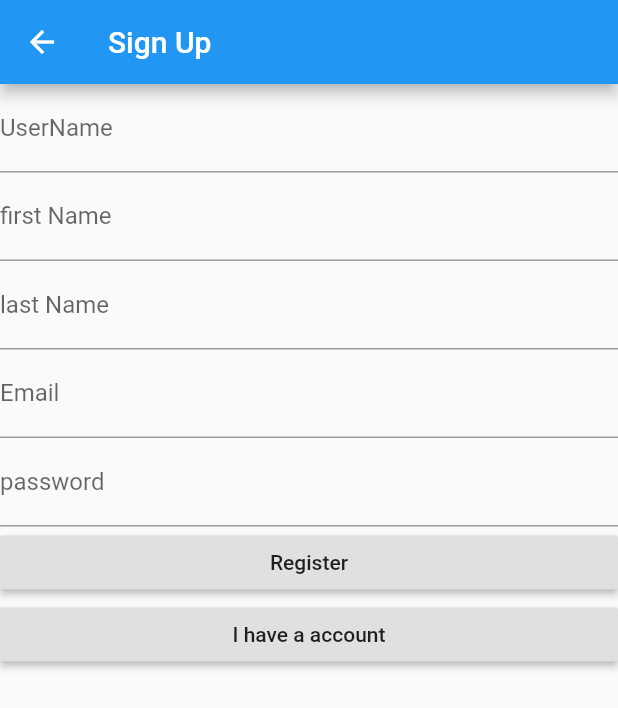
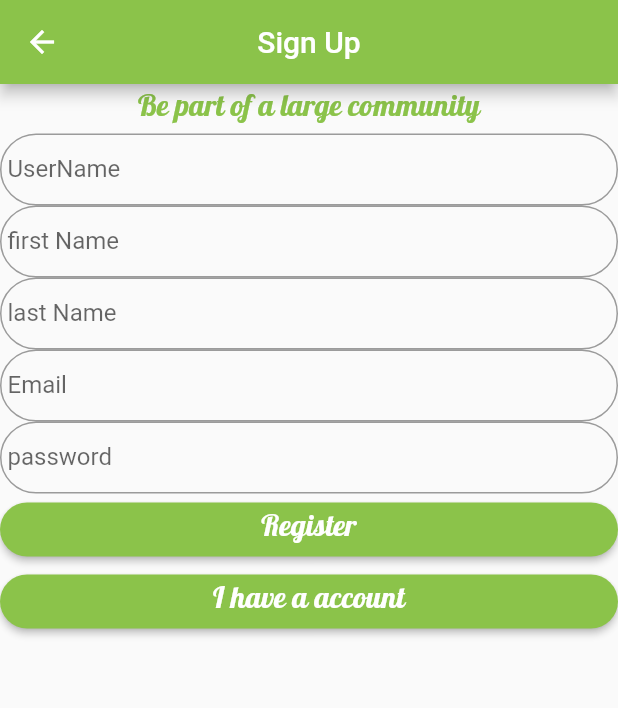
Before and after one commit to The-Odd-Ones/flutter, a Flutter app: the SignUp screen opened by its route, on a phone screen of 412 x 824 dp. Shown: the top 708 px of the screen. Run offline on Flutter 3.47's test engine with Material 2 defaults, Android fonts, the phone set to English and light mode, and no system bars; our stand-ins replace google_maps_flutter, image_picker, shared_preferences; missing offline and left inert: dart:ffi, zoom_widget; accounts and stored records are empty.

Commit message:
UI register

```diff
--- a/lib/pages/signup_page.dart
+++ b/lib/pages/signup_page.dart
@@ -107,6 +107,9 @@ class _SignUpState extends State<SignUp> {
   Widget build(BuildContext context) {
     return Scaffold(
       appBar: AppBar(
+        backgroundColor: Colors.lightGreen,
+        elevation: 4.0,
+        centerTitle: true,
         title: Text('Sign Up'),
       ),
       body: Center(
@@ -114,8 +117,25 @@ class _SignUpState extends State<SignUp> {
             key: _formKey,
             child: ListView(
               children: <Widget>[
+                Center(
+                  child: Text('Be part of a large community',
+                    style: TextStyle(
+                      fontSize: 20,
+                      color: Colors.lightGreen,
+                      fontFamily: 'Galada',
+                    ),
+                  ),
+                ),
+
                 TextFormField(
-                  decoration: InputDecoration(labelText: 'UserName'),
+                  decoration: InputDecoration(labelText: 'UserName',
+                      contentPadding: EdgeInsets.all(5),
+                      border: new OutlineInputBorder(
+                        borderRadius: new BorderRadius.circular(25.0),
+                        borderSide: new BorderSide(
+
+                        ),)
+                  ),
                   textInputAction: TextInputAction.next,
                   validator: (value) {
                     if (value.isEmpty) {
@@ -128,7 +148,14 @@ class _SignUpState extends State<SignUp> {
                   },
                 ),
                 TextFormField(
-                  decoration: InputDecoration(labelText: 'first Name'),
+                  decoration: InputDecoration(labelText: 'first Name',
+                      contentPadding: EdgeInsets.all(5),
+                      border: new OutlineInputBorder(
+                        borderRadius: new BorderRadius.circular(25.0),
+                        borderSide: new BorderSide(
+
+                        ),)
+                  ),
                   textInputAction: TextInputAction.next,
                   validator: (value) {
                     if (value.isEmpty) {
@@ -141,7 +168,14 @@ class _SignUpState extends State<SignUp> {
                   },
                 ),
                 TextFormField(
-                  decoration: InputDecoration(labelText: 'last Name'),
+                  decoration: InputDecoration(labelText: 'last Name',
+                      contentPadding: EdgeInsets.all(5),
+                      border: new OutlineInputBorder(
+                        borderRadius: new BorderRadius.circular(25.0),
+                        borderSide: new BorderSide(
+
+                        ),)
+                  ),
                   textInputAction: TextInputAction.next,
                   validator: (value) {
                     if (value.isEmpty) {
@@ -154,7 +188,13 @@ class _SignUpState extends State<SignUp> {
                   },
                 ),
                 TextFormField(
-                  decoration: InputDecoration(labelText: 'Email'),
+                  decoration: InputDecoration(labelText: 'Email',
+                      contentPadding: EdgeInsets.all(5),
+                      border: new OutlineInputBorder(
+                        borderRadius: new BorderRadius.circular(25.0),
+                        borderSide: new BorderSide(
+
+                        ),)),
                   textInputAction: TextInputAction.next,
                   validator: _validateEmail,
                   onSaved: (val) {
@@ -162,7 +202,14 @@ class _SignUpState extends State<SignUp> {
                   },
                 ),
                 TextFormField(
-                  decoration: InputDecoration(labelText: 'password'),
+                  decoration: InputDecoration(labelText: 'password',
+                      contentPadding: EdgeInsets.all(5),
+                      border: new OutlineInputBorder(
+                        borderRadius: new BorderRadius.circular(25.0),
+                        borderSide: new BorderSide(
+
+                        ),)
+                  ),
                   obscureText: true,
                   textInputAction: TextInputAction.done,
                   validator: (value) {
@@ -176,12 +223,28 @@ class _SignUpState extends State<SignUp> {
                   },
                 ),
                 RaisedButton(
-                    child: Text('Register'),
+                    color: Colors.lightGreen,
+                    shape: StadiumBorder(),
+                    child: Text('Register',
+                      style: TextStyle(
+                        fontSize: 20,
+                        fontFamily: 'Galada',
+                        color: Colors.white,
+                      ),
+                    ),
                     onPressed: () {
                       saveForm();
                     }),
                 RaisedButton(
-                    child: Text('I have a account'),
+                    color: Colors.lightGreen,
+                    shape: StadiumBorder(),
+                    child: Text('I have a account',
+                      style: TextStyle(
+                        fontSize: 20,
+                        fontFamily: 'Galada',
+                        color: Colors.white,
+                      ),
+                    ),
                     onPressed: () {
                       Navigator.of(context)
                           .pushReplacementNamed(Login.routeName);
```
